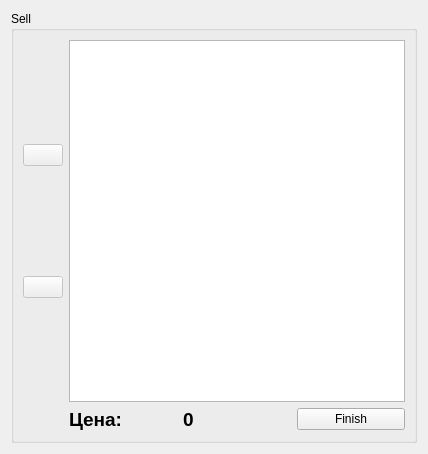
Qt form widgets/sell/sell.ui (thelastpolaris/Loreley) before a commit.
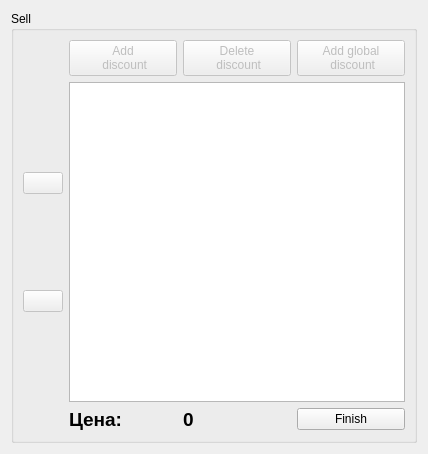
The same form after that commit. Icons and pictures are not drawn.

Commit message: Worked on Sell. Fixed a bunch of small bugs and added product discount to Sell widget

```diff
--- a/widgets/sell/sell.ui
+++ b/widgets/sell/sell.ui
@@ -30,7 +30,7 @@
           <string>Sell</string>
          </property>
          <layout class="QGridLayout" name="gridLayout_4">
-          <item row="1" column="1">
+          <item row="3" column="1">
            <layout class="QHBoxLayout" name="horizontalLayout">
             <item>
              <widget class="QLabel" name="labelPrice">
@@ -67,6 +67,9 @@
               <property name="text">
                <string>0</string>
               </property>
+              <property name="textFormat">
+               <enum>Qt::RichText</enum>
+              </property>
              </widget>
             </item>
             <item>
@@ -78,7 +81,7 @@
             </item>
            </layout>
           </item>
-          <item row="0" column="0">
+          <item row="2" column="0">
            <layout class="QVBoxLayout" name="verticalLayout">
             <item>
              <widget class="QPushButton" name="removeFromCart">
@@ -122,8 +125,58 @@
             </item>
            </layout>
           </item>
-          <item row="0" column="1">
-           <widget class="QTableView" name="cartTable"/>
+          <item row="2" column="1">
+           <widget class="QTableView" name="cartTable">
+            <property name="sizePolicy">
+             <sizepolicy hsizetype="MinimumExpanding" vsizetype="Expanding">
+              <horstretch>0</horstretch>
+              <verstretch>0</verstretch>
+             </sizepolicy>
+            </property>
+            <property name="minimumSize">
+             <size>
+              <width>300</width>
+              <height>0</height>
+             </size>
+            </property>
+           </widget>
+          </item>
+          <item row="1" column="1">
+           <layout class="QHBoxLayout" name="horizontalLayout_2">
+            <item>
+             <widget class="QPushButton" name="addDiscount">
+              <property name="enabled">
+               <bool>false</bool>
+              </property>
+              <property name="text">
+               <string>Add 
+ discount</string>
+              </property>
+             </widget>
+            </item>
+            <item>
+             <widget class="QPushButton" name="removeDiscount">
+              <property name="enabled">
+               <bool>false</bool>
+              </property>
+              <property name="text">
+               <string>Delete 
+ discount</string>
+              </property>
+             </widget>
+            </item>
+            <item>
+             <widget class="QPushButton" name="globalDiscount">
+              <property name="enabled">
+               <bool>false</bool>
+              </property>
+              <property name="text">
+               <string>Add global 
+ discount</string>
+              </property>
+             </widget>
+            </item>
+           </layout>
           </item>
          </layout>
         </widget>
```
The commit also changes 19 other files.
